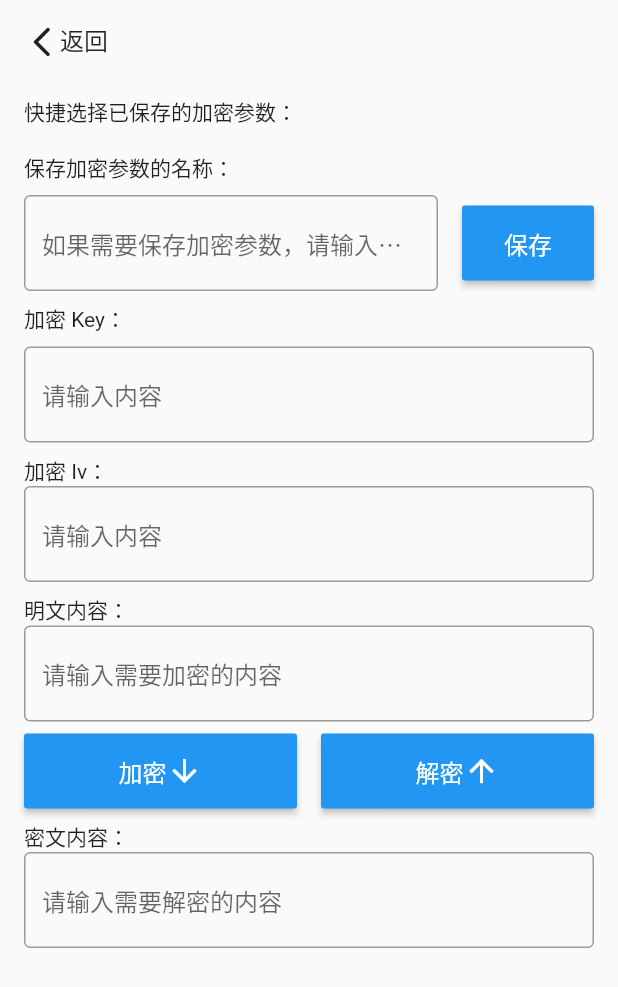
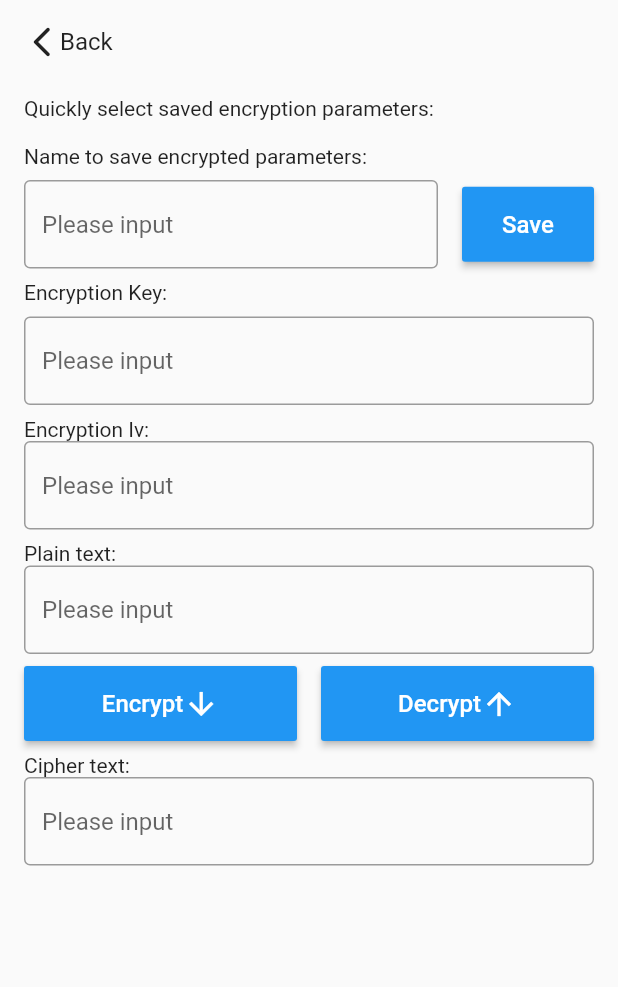
Before and after one commit to JosephusZhou/haha_tools, a Flutter app: the TripleDesPage screen opened directly, on a phone screen of 412 x 824 dp. Shown: the top 987 px of the screen. Run offline on Flutter 3.47's test engine with Material 2 defaults, Android fonts, the phone set to English and light mode, and no system bars; drawn by our look-alikes of oktoast; our stand-ins replace convert; missing offline and left inert: buffer_image, dart_des, pasteboard, zxing_lib; generated files the repository leaves out were written again.

```diff
--- /dev/null
+++ b/lib/com/josephuszhou/base/base_state.dart
@@ -0,0 +1,15 @@
+import 'package:flutter/material.dart';
+
+import '../../../l10n/s.g.dart';
+
+abstract class BaseState<T extends StatefulWidget> extends State<T> {
+
+  late S s;
+
+  @override
+  didChangeDependencies() {
+    s = S.of(context)!;
+    super.didChangeDependencies();
+  }
+
+}
--- a/lib/com/josephuszhou/page/triple_des_page.dart
+++ b/lib/com/josephuszhou/page/triple_des_page.dart
@@ -2,6 +2,7 @@ import 'package:flutter/material.dart';
 import 'package:haha_tools/com/josephuszhou/util/config_util.dart';
 import 'package:oktoast/oktoast.dart';
 
+import '../base/base_state.dart';
 import '../entity/config_entity.dart';
 import '../util/triple_des_util.dart' as triple_des;
 import '../widget/common_widget.dart';
@@ -13,14 +14,15 @@ class TripleDesPage extends StatefulWidget {
   State<TripleDesPage> createState() => _TripleDesPageState();
 }
 
-class _TripleDesPageState extends State<TripleDesPage> {
+class _TripleDesPageState extends BaseState<TripleDesPage> {
   final TextEditingController _nameController = TextEditingController();
   final TextEditingController _keyController = TextEditingController();
   final TextEditingController _ivController = TextEditingController();
   final TextEditingController _encryptController = TextEditingController();
   final TextEditingController _decryptController = TextEditingController();
 
-  final List<TripleDesConfigEntity> _configList = AppConfig().readTripleDesConfig();
+  final List<TripleDesConfigEntity> _configList =
+      AppConfig().readTripleDesConfig();
 
   @override
   Widget build(BuildContext context) {
@@ -33,7 +35,7 @@ class _TripleDesPageState extends State<TripleDesPage> {
         children: [
           GestureDetector(
             onTap: () => {Navigator.pop(context)},
-            child: backWidget(),
+            child: backWidget(context),
           ),
           Expanded(
             child: SingleChildScrollView(
@@ -45,11 +47,11 @@ class _TripleDesPageState extends State<TripleDesPage> {
                   child: Column(
                     crossAxisAlignment: CrossAxisAlignment.start,
                     children: [
-                      const Text("快捷选择已保存的加密参数："),
+                      Text(s.quickSelectEnParams),
                       divMargin,
                       buildSaved3DesConfigWidget(),
                       divMargin,
-                      const Text("保存加密参数的名称："),
+                      Text(s.savedEnParamsName),
                       divMargin,
                       Row(
                         children: [
@@ -58,9 +60,9 @@ class _TripleDesPageState extends State<TripleDesPage> {
                               controller: _nameController,
                               maxLines: 1,
                               keyboardType: TextInputType.text,
-                              decoration: const InputDecoration(
-                                  hintText: "如果需要保存加密参数，请输入名称",
-                                  border: OutlineInputBorder(
+                              decoration: InputDecoration(
+                                  hintText: s.ifNeedPlzInputName,
+                                  border: const OutlineInputBorder(
                                       borderSide:
                                           BorderSide(color: Colors.grey))),
                             ),
@@ -70,46 +72,46 @@ class _TripleDesPageState extends State<TripleDesPage> {
                             height: 50,
                             color: Colors.blue,
                             onPressed: saveKeyIv,
-                            child: const Text(
-                              "保存",
-                              style:
-                                  TextStyle(color: Colors.white, fontSize: 16),
+                            child: Text(
+                              s.save,
+                              style: const TextStyle(
+                                  color: Colors.white, fontSize: 16),
                             ),
                           ),
                         ],
                       ),
                       divMargin,
-                      const Text("加密 Key："),
+                      Text(s.enKey),
                       divMargin,
                       TextField(
                         controller: _keyController,
                         maxLines: 1,
                         keyboardType: TextInputType.text,
-                        decoration: const InputDecoration(
-                            hintText: "请输入内容",
-                            border: OutlineInputBorder(
+                        decoration: InputDecoration(
+                            hintText: s.plzInputContent,
+                            border: const OutlineInputBorder(
                                 borderSide: BorderSide(color: Colors.grey))),
                       ),
                       divMargin,
-                      const Text("加密 Iv："),
+                      Text(s.enIv),
                       TextField(
                         controller: _ivController,
                         maxLines: 1,
                         keyboardType: TextInputType.text,
-                        decoration: const InputDecoration(
-                            hintText: "请输入内容",
-                            border: OutlineInputBorder(
+                        decoration: InputDecoration(
+                            hintText: s.plzInputContent,
+                            border: const OutlineInputBorder(
                                 borderSide: BorderSide(color: Colors.grey))),
                       ),
                       divMargin,
-                      const Text("明文内容："),
+                      Text(s.plainText),
                       TextField(
                         controller: _encryptController,
                         maxLines: null,
                         keyboardType: TextInputType.multiline,
-                        decoration: const InputDecoration(
-                            hintText: "请输入需要加密的内容",
-                            border: OutlineInputBorder(
+                        decoration: InputDecoration(
+                            hintText: s.plzInputNeedEnContent,
+                            border: const OutlineInputBorder(
                                 borderSide: BorderSide(color: Colors.grey))),
                       ),
                       divMargin,
@@ -124,13 +126,13 @@ class _TripleDesPageState extends State<TripleDesPage> {
                               onPressed: encrypt,
                               child: Row(
                                 mainAxisAlignment: MainAxisAlignment.center,
-                                children: const [
+                                children: [
                                   Text(
-                                    "加密",
-                                    style: TextStyle(
+                                    s.encrypt,
+                                    style: const TextStyle(
                                         color: Colors.white, fontSize: 16),
                                   ),
-                                  Icon(
+                                  const Icon(
                                     Icons.arrow_downward,
                                     color: Colors.white,
                                   )
@@ -147,13 +149,13 @@ class _TripleDesPageState extends State<TripleDesPage> {
                               onPressed: decrypt,
                               child: Row(
                                 mainAxisAlignment: MainAxisAlignment.center,
-                                children: const [
+                                children: [
                                   Text(
-                                    "解密",
-                                    style: TextStyle(
+                                    s.decrypt,
+                                    style: const TextStyle(
                                         color: Colors.white, fontSize: 16),
                                   ),
-                                  Icon(
+                                  const Icon(
                                     Icons.arrow_upward,
                                     color: Colors.white,
                                   )
@@ -164,14 +166,14 @@ class _TripleDesPageState extends State<TripleDesPage> {
                         ],
                       ),
                       divMargin,
-                      const Text("密文内容："),
+                      Text(s.cipherText),
                       TextField(
                         controller: _decryptController,
                         maxLines: null,
                         keyboardType: TextInputType.multiline,
-                        decoration: const InputDecoration(
-                            hintText: "请输入需要解密的内容",
-                            border: OutlineInputBorder(
+                        decoration: InputDecoration(
+                            hintText: s.plzInputNeedDeContent,
+                            border: const OutlineInputBorder(
                                 borderSide: BorderSide(color: Colors.grey))),
                       ),
                     ],
@@ -236,7 +238,7 @@ class _TripleDesPageState extends State<TripleDesPage> {
     var iv = _ivController.text;
 
     if (key.isEmpty || iv.isEmpty || name.isEmpty) {
-      showToast("名称和参数不能为空");
+      showToast(s.nameAndParamsNotEmpty);
       return;
     }
 
@@ -286,7 +288,7 @@ class _TripleDesPageState extends State<TripleDesPage> {
     var content = _encryptController.text;
 
     if (key.isEmpty || iv.isEmpty || content.isEmpty) {
-      showToast("参数和内容不能为空");
+      showToast(s.paramsAndContentNotEmpty);
       return;
     }
 
@@ -304,7 +306,7 @@ class _TripleDesPageState extends State<TripleDesPage> {
     var content = _decryptController.text;
 
     if (key.isEmpty || iv.isEmpty || content.isEmpty) {
-      showToast("参数和内容不能为空");
+      showToast(s.paramsAndContentNotEmpty);
       return;
     }
 
--- a/lib/com/josephuszhou/widget/common_widget.dart
+++ b/lib/com/josephuszhou/widget/common_widget.dart
@@ -1,13 +1,16 @@
 import 'package:flutter/material.dart';
 import 'package:haha_tools/com/josephuszhou/widget/v_center_text.dart';
 
-Widget backWidget() {
+import '../../../l10n/s.g.dart';
+
+Widget backWidget(BuildContext context) {
   return Padding(
     padding: const EdgeInsets.all(16),
     child: Row(
-      children: const <Widget>[
-        Icon(Icons.arrow_back_ios_new_rounded),
-        VCenterText("返回", TextStyle(fontSize: 16, height: 1)),
+      children: <Widget>[
+        const Icon(Icons.arrow_back_ios_new_rounded),
+        VCenterText(
+            S.of(context)!.back, const TextStyle(fontSize: 16, height: 1)),
       ],
     ),
   );
--- /dev/null
+++ b/lib/l10n/app_en.arb
@@ -0,0 +1,36 @@
+{
+    "appName": "HaHa Tools",
+    "androidResTools": "Android resource tools",
+    "androidResToolsTips": "Copy Android multi-dpi resources",
+    "tripleDesTools": "3DES encryption and decryption tools",
+    "tripleDesToolsTips": "3DES convenient encryption and decryption",
+    "qrcodeTools": "QR code tools",
+    "qrcodeToolsTips1": "Parse QR code content",
+    "qrcodeToolsTips2": "Generate QR code content",
+    "noSupportWeb": "Not support Web!",
+    "noSupportWindows": "No support Windows!",
+    "noSupportMacOS": "No support MacOS!",
+    "noSupportLinux": "No support Linux!",
+    "noSupportAndroid": "No support Android!",
+    "noSupportIOS": "No support iOS!",
+    "back": "Back",
+    "copyImageAndParse": "Copy the image to the clipboard, click the button to parse",
+    "parse": "Parse",
+    "noQrCodeFound": "No qrcode found!",
+    "plzInputContent": "Please input",
+    "generateQrCode": "Generate QR code",
+    "quickSelectEnParams": "Quickly select saved encryption parameters: ",
+    "savedEnParamsName": "Name to save encrypted parameters: ",
+    "ifNeedPlzInputName": "Please input",
+    "save": "Save",
+    "enKey": "Encryption Key: ",
+    "enIv": "Encryption Iv: ",
+    "plainText": "Plain text: ",
+    "plzInputNeedEnContent": "Please input",
+    "encrypt": "Encrypt",
+    "decrypt": "Decrypt",
+    "cipherText": "Cipher text: ",
+    "plzInputNeedDeContent": "Please input",
+    "nameAndParamsNotEmpty": "Name and parameters cannot be empty",
+    "paramsAndContentNotEmpty": "Parameters and content cannot be empty"
+}
--- a/pubspec.yaml
+++ b/pubspec.yaml
@@ -29,7 +29,10 @@ environment:
 dependencies:
   flutter:
     sdk: flutter
+  flutter_localizations:
+    sdk: flutter
 
+  intl: ^0.17.0
 
   # The following adds the Cupertino Icons font to your application.
   # Use with the CupertinoIcons class for iOS style icons.
@@ -65,6 +68,8 @@ dev_dependencies:
 
 # The following section is specific to Flutter packages.
 flutter:
+
+  generate: true
 
   # The following line ensures that the Material Icons font is
   # included with your application, so that you can use the icons in
```
Also changed, not shown: l10n.yaml (added, +7 -0 lines), lib/com/josephuszhou/page/android_res_page.dart (+5 -32 lines), lib/com/josephuszhou/page/generate_qrcode_page.dart (+10 -9 lines), lib/com/josephuszhou/page/home_page.dart (+17 -16 lines), lib/com/josephuszhou/page/read_qrcode_page.dart (+11 -9 lines), lib/l10n/app_zh.arb (added, +36 -0 lines), lib/main.dart (+16 -6 lines), pubspec.lock, 2 other files.
